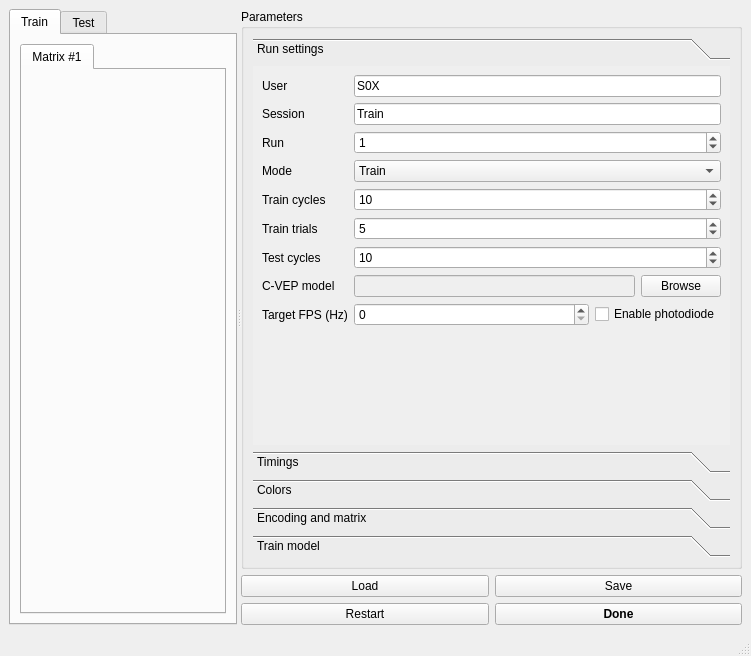
Old version of the form config.ui in the repository medusabci/app-cvep-speller.
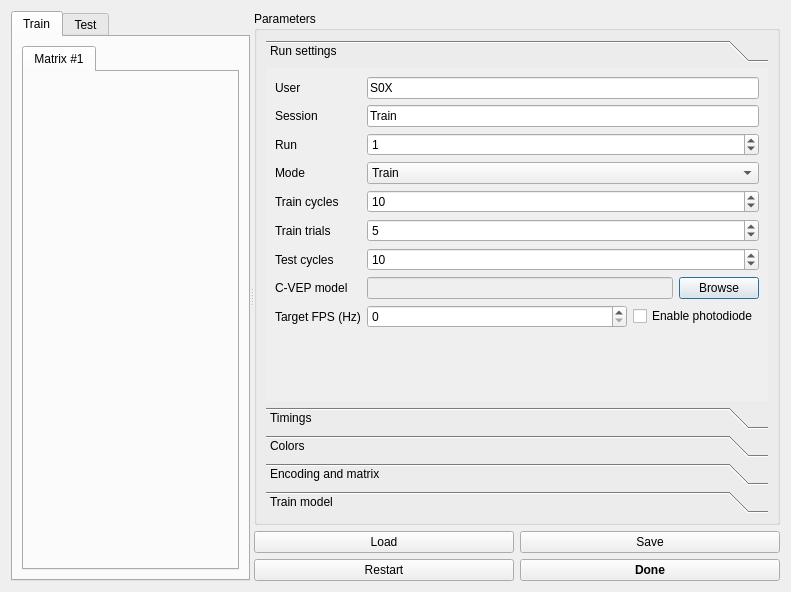
New version of the form. The open tabs and pages were chosen to show the change.

Commit message: config is now a QDialog

The edit to the form file:
```diff
--- a/config.ui
+++ b/config.ui
@@ -1,23 +1,19 @@
 <?xml version="1.0" encoding="UTF-8"?>
 <ui version="4.0">
- <class>MainWindow</class>
- <widget class="QMainWindow" name="MainWindow">
+ <class>Dialog</class>
+ <widget class="QDialog" name="Dialog">
   <property name="geometry">
    <rect>
     <x>0</x>
     <y>0</y>
-    <width>751</width>
-    <height>656</height>
+    <width>791</width>
+    <height>592</height>
    </rect>
   </property>
   <property name="windowTitle">
    <string>MainWindow</string>
   </property>
-  <property name="styleSheet">
-   <string notr="true"/>
-  </property>
-  <widget class="QWidget" name="centralwidget">
-   <layout class="QVBoxLayout" name="verticalLayout_2">
+  <layout class="QHBoxLayout" name="horizontalLayout_7">
     <item>
      <widget class="QSplitter" name="splitter">
       <property name="orientation">
@@ -93,8 +89,8 @@
                <rect>
                 <x>0</x>
                 <y>0</y>
-                <width>412</width>
-                <height>343</height>
+               <width>511</width>
+               <height>322</height>
                </rect>
               </property>
               <attribute name="label">
@@ -1143,18 +1139,6 @@
      </widget>
     </item>
    </layout>
-  </widget>
-  <widget class="QMenuBar" name="menubar">
-   <property name="geometry">
-    <rect>
-     <x>0</x>
-     <y>0</y>
-     <width>751</width>
-     <height>22</height>
-    </rect>
-   </property>
-  </widget>
-  <widget class="QStatusBar" name="statusbar"/>
  </widget>
  <resources/>
  <connections/>
```
Left out of the diff: 18 changed lines with no effect on the pictures. Lines whose indentation alone changed are shown as unchanged. The commit also changes 3 other files.
